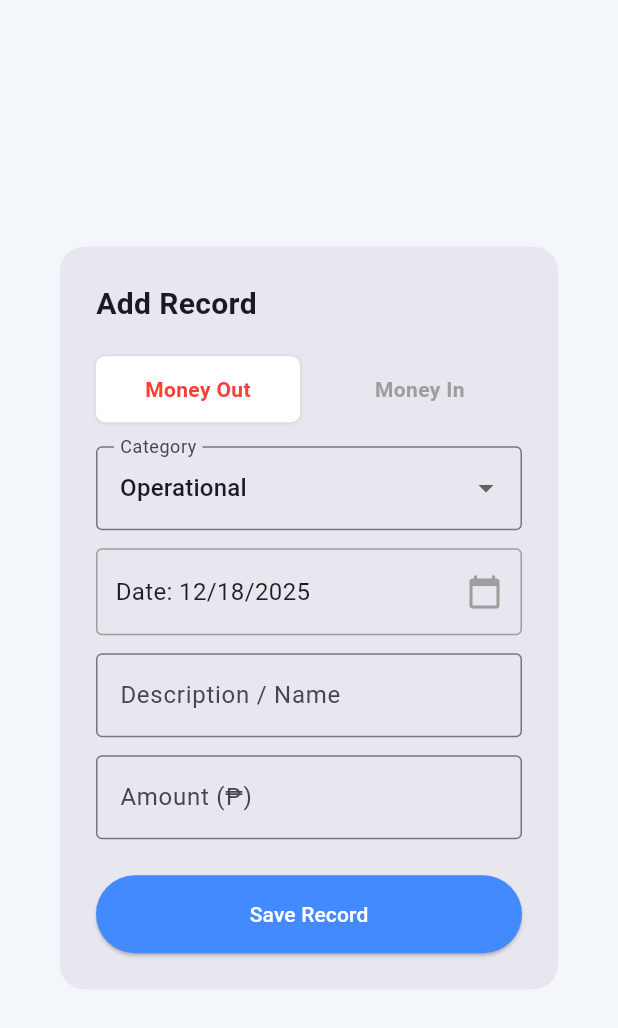
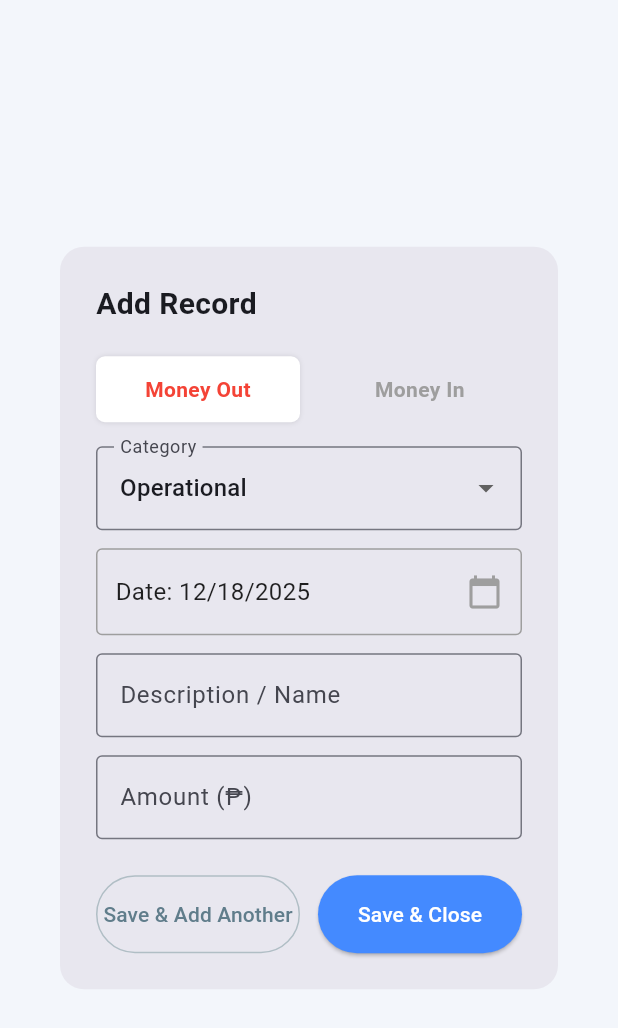
Before and after one commit to Lethe-28/IT12_G-J_AIRCON_SOLUTIONS, a Flutter app: the _AddTransactionDialog widget shown alone on an empty page, opened directly, on a phone screen of 412 x 824 dp. Shown: the top 1028 px of the screen. Run offline on Flutter 3.47's test engine with Material 3 defaults, Android fonts, the phone set to English and light mode, and no system bars; our stand-ins replace flutter_dotenv, flutter_local_notifications, pdf, printing, shared_preferences, supabase_flutter; missing offline and left inert: excel; accounts and stored records are empty.

Commit message:
Added option to add multiple entries in expenses

```diff
--- a/lib/expenses.dart
+++ b/lib/expenses.dart
@@ -1090,10 +1090,9 @@ class _AddTransactionDialogState extends State<_AddTransactionDialog> {
     }
   }
 
-  Future<void> _save() async {
+  Future<void> _save({bool closeAfter = true}) async {
     if (!_formKey.currentState!.validate()) return;
 
-    // Input Cleaning (Remove ₱, commas)
     String cleanAmount = _amountController.text
         .replaceAll('₱', '')
         .replaceAll(',', '')
@@ -1111,25 +1110,48 @@ class _AddTransactionDialogState extends State<_AddTransactionDialog> {
         'expense_type': _category,
         'is_income': _isIncome,
         'user_id': Supabase.instance.client.auth.currentUser?.id,
-        // Only link job if it's an Operational Expense (Money Out)
         'job_order_id': ((_category == 'Operational') && !_isIncome)
             ? _selectedJobId
             : null,
       };
 
       if (widget.transactionToEdit != null) {
-        // UPDATE EXISTING
+        // UPDATE EXISTING (Always close after edit)
         final rawId = widget.transactionToEdit!.id.split('-')[1];
         await Supabase.instance.client
             .from('expenses')
             .update(data)
             .eq('id', rawId);
+
+        if (mounted) Navigator.pop(context);
       } else {
         // INSERT NEW
         await Supabase.instance.client.from('expenses').insert(data);
+
+        if (mounted) {
+          ScaffoldMessenger.of(context).showSnackBar(
+            const SnackBar(
+              content: Text("Record Saved!"),
+              duration: Duration(milliseconds: 800),
+              backgroundColor: Colors.green,
+            ),
+          );
+
+          if (closeAfter) {
+            Navigator.pop(context);
+          } else {
+            // RESET FIELDS FOR NEXT ENTRY
+            // UX Tip: Keep the Date and Category, just clear the specific details
+            setState(() {
+              _nameController.clear();
+              _amountController.clear();
+              // Keep _date, _category, _isIncome as is
+            });
+            // Refocus the name field for speed
+            FocusScope.of(context).requestFocus(FocusNode());
+          }
+        }
       }
-
-      if (mounted) Navigator.pop(context);
     } catch (e) {
       ScaffoldMessenger.of(context).showSnackBar(
         SnackBar(content: Text("Error: $e"), backgroundColor: Colors.red),
@@ -1288,17 +1310,43 @@ class _AddTransactionDialogState extends State<_AddTransactionDialog> {
                 validator: (v) => v!.isEmpty ? "Required" : null,
               ),
               const SizedBox(height: 24),
-              SizedBox(
-                width: double.infinity,
-                child: ElevatedButton(
-                  onPressed: _save,
-                  style: ElevatedButton.styleFrom(
-                    padding: const EdgeInsets.symmetric(vertical: 16),
-                    backgroundColor: Colors.blueAccent,
-                    foregroundColor: Colors.white,
+              // NEW BUTTON ROW
+              Row(
+                children: [
+                  // 1. SAVE & ADD ANOTHER (Grey/Secondary)
+                  // Only show this when creating new records, not editing
+                  if (widget.transactionToEdit == null) ...[
+                    Expanded(
+                      child: OutlinedButton(
+                        onPressed: () => _save(closeAfter: false),
+                        style: OutlinedButton.styleFrom(
+                          padding: const EdgeInsets.symmetric(vertical: 16),
+                          foregroundColor: Colors.blueGrey,
+                          side: BorderSide(color: Colors.blueGrey.shade200),
+                        ),
+                        child: const Text("Save & Add Another"),
+                      ),
+                    ),
+                    const SizedBox(width: 12),
+                  ],
+
+                  // 2. SAVE & CLOSE (Blue/Primary)
+                  Expanded(
+                    child: ElevatedButton(
+                      onPressed: () => _save(closeAfter: true),
+                      style: ElevatedButton.styleFrom(
+                        padding: const EdgeInsets.symmetric(vertical: 16),
+                        backgroundColor: Colors.blueAccent,
+                        foregroundColor: Colors.white,
+                      ),
+                      child: Text(
+                        widget.transactionToEdit == null
+                            ? "Save & Close"
+                            : "Update Record",
+                      ),
+                    ),
                   ),
-                  child: const Text("Save Record"),
-                ),
+                ],
               ),
             ],
           ),
```
